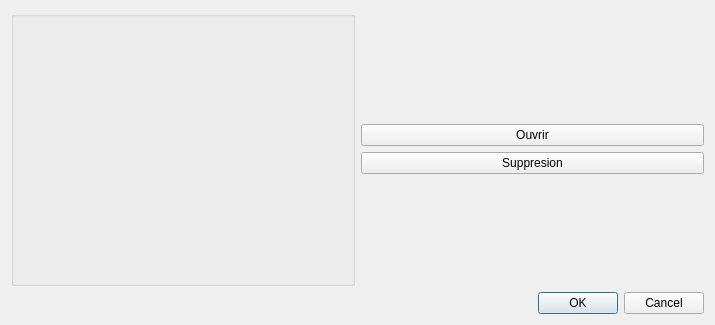
Before: the Qt Designer form ui/fenetrechoixmatch.ui in flagage/volleyclubstats, drawn with Qt 5.
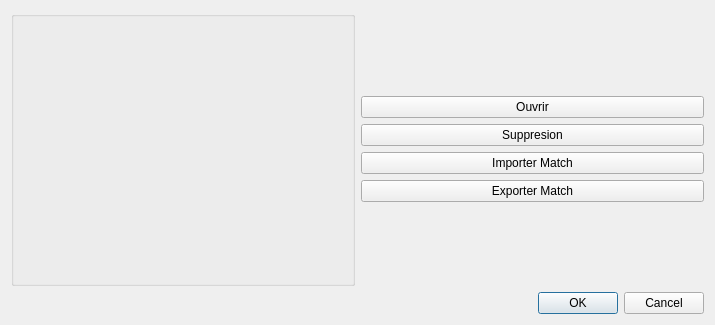
After: the same form once the commit is applied.

Diff of the .ui file:
```diff
--- a/ui/fenetrechoixmatch.ui
+++ b/ui/fenetrechoixmatch.ui
@@ -57,7 +57,7 @@
          </property>
         </spacer>
        </item>
-       <item row="3" column="0">
+       <item row="5" column="0">
         <spacer name="verticalSpacer">
          <property name="orientation">
           <enum>Qt::Vertical</enum>
@@ -70,6 +70,20 @@
          </property>
         </spacer>
        </item>
+       <item row="3" column="0">
+        <widget class="QPushButton" name="pB_Importer">
+         <property name="text">
+          <string>Importer Match</string>
+         </property>
+        </widget>
+       </item>
+       <item row="4" column="0">
+        <widget class="QPushButton" name="pB_exporter">
+         <property name="text">
+          <string>Exporter Match</string>
+         </property>
+        </widget>
+       </item>
       </layout>
      </item>
     </layout>
```
